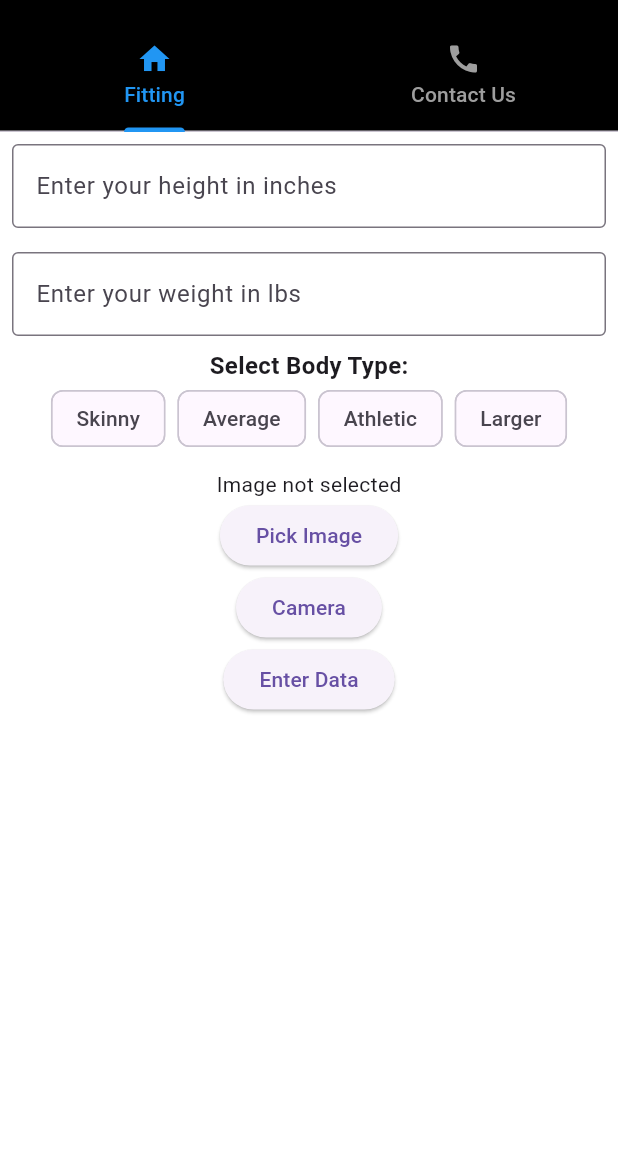
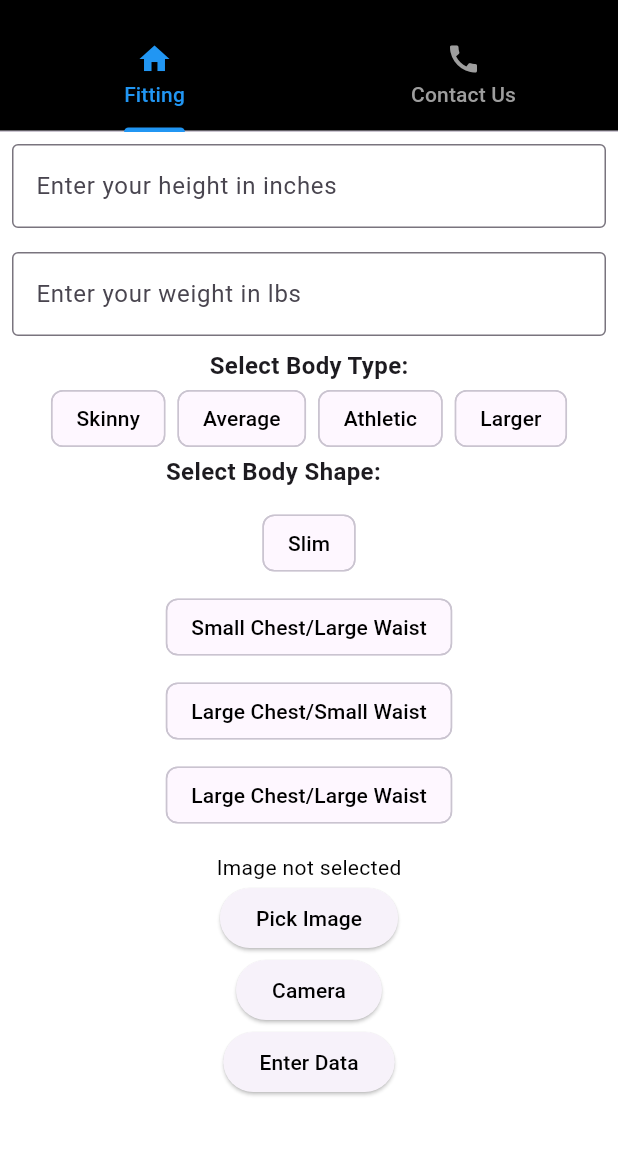
Before and after one commit to CarlosLG5/VirtualFittingRoom, a Flutter app: the screen it shows after launch, on a phone screen of 412 x 824 dp, the part 63-1219 px from its top. Run offline on Flutter 3.47's test engine with Material 3 defaults, Android fonts, the phone set to English and light mode, and no system bars; our stand-ins replace camera, image_picker.

Commit message:
Added body shape buttons

```diff
--- a/lib/home_screen.dart
+++ b/lib/home_screen.dart
@@ -111,11 +111,11 @@ String _suitSize=""; //store suit size
                   spacing: 8,
                   children: ['Skinny', 'Average', 'Athletic', 'Larger']
                       .map((type) => ChoiceChip(
-                            label: Text(type),
+                            label: Text(type, style: TextStyle(color: Colors.black)),
                             selected: selectedBodyType == type,
                             onSelected: (selected) {
                               setState(() {
-                                selectedBodyType = type;
+                                selectedBodyType = selected ? type: '';
                               });
                             },
                           ))
@@ -125,19 +125,58 @@ String _suitSize=""; //store suit size
             ),
           ),
 
+          // Body Shape Selection Buttons
+Padding(
+  padding: const EdgeInsets.symmetric(horizontal: 8.0),
+  child: Column(
+    crossAxisAlignment: CrossAxisAlignment.start,
+    children: [
+      Text(
+        "Select Body Shape:",
+        style: TextStyle(fontSize: 16, fontWeight: FontWeight.bold),
+      ),
+      SizedBox(height: 8), // optional spacing
+      Column(
+        children: ['Slim',
+          'Small Chest/Large Waist',
+          'Large Chest/Small Waist',
+          'Large Chest/Large Waist']
+            .map((type) => Padding(
+              //Buttons are wrapped vertically for better presentation
+                  padding: const EdgeInsets.symmetric(vertical: 4.0),
+                  child: ChoiceChip(
+                    label: Text(type, style: TextStyle(color: Colors.black)),
+                    selected: selectedBodyShape == type,
+                    onSelected: (selected) {
+                      setState(() {
+                        selectedBodyShape = selected ? type : '';
+                      });
+                    },
+                  ),
+                ))
+            .toList(),
+      ),
+    ],
+  ),
+),
+
+
 
 
         SizedBox(height: 10),
         _image != null
           ? Image.file(_image!)
-          : Text("Image not selected"),
+          : Text("Image not selected",
+          style: TextStyle(color:Colors.black)),
         ElevatedButton(
           onPressed: _pickImage,
-          child: Text('Pick Image'),
+          child: Text('Pick Image',
+          style: TextStyle(color: Colors.black)),
         ),
         ElevatedButton(
           onPressed: _captureImageFromCamera,
-          child: Text('Camera'),
+          child: Text('Camera',
+          style: TextStyle(color: Colors.black)),
         ),
         ElevatedButton(
           onPressed: () {
@@ -149,7 +188,8 @@ String _suitSize=""; //store suit size
               _dataEntered = true;
             });
           },
-          child: Text('Enter Data'),
+          child: Text('Enter Data',
+          style: TextStyle(color: Colors.black)),
         ),
       ],
 
@@ -166,6 +206,8 @@ String _suitSize=""; //store suit size
                 'Weight: ${_weightController.text} lbs',
                 style: TextStyle(fontSize: 16),
               ),
+              Text('Body Type: $selectedBodyType', style: TextStyle(fontSize: 16)),
+              Text('Body Shape: $selectedBodyShape', style: TextStyle(fontSize: 16)),
               SizedBox(height: 10),
               _suitSize.isNotEmpty
                   ? Text(
@@ -191,6 +233,8 @@ String _suitSize=""; //store suit size
                     _weightController.clear();
                     _suitSize = "";
                     _image = null;
+                    selectedBodyType = '';
+                    selectedBodyShape = '';
                   });
                 },
                 child: Text('Enter New Data'),
@@ -202,7 +246,9 @@ String _suitSize=""; //store suit size
   );
 }
   // Buttons for body type
-  String selectedBodyType = 'None selected';
+  String selectedBodyType = '';
+  String selectedBodyShape= '';
+
   @override
   Widget build(BuildContext context){
     return Scaffold(
```
Also changed, not shown: 12 other files.
